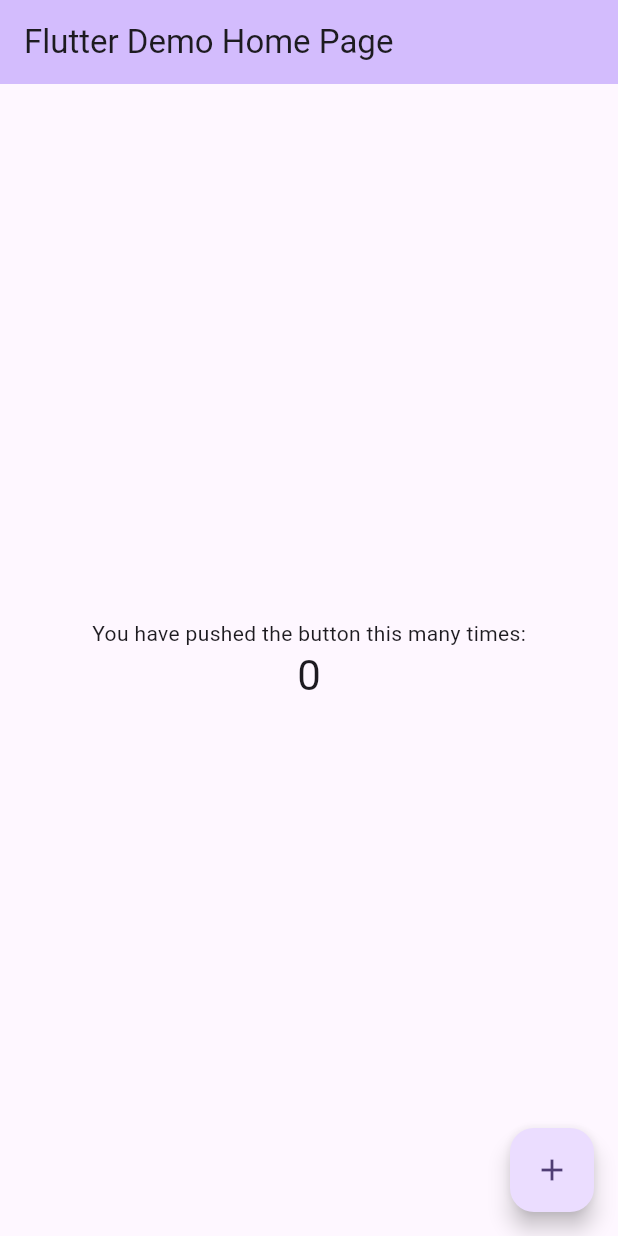
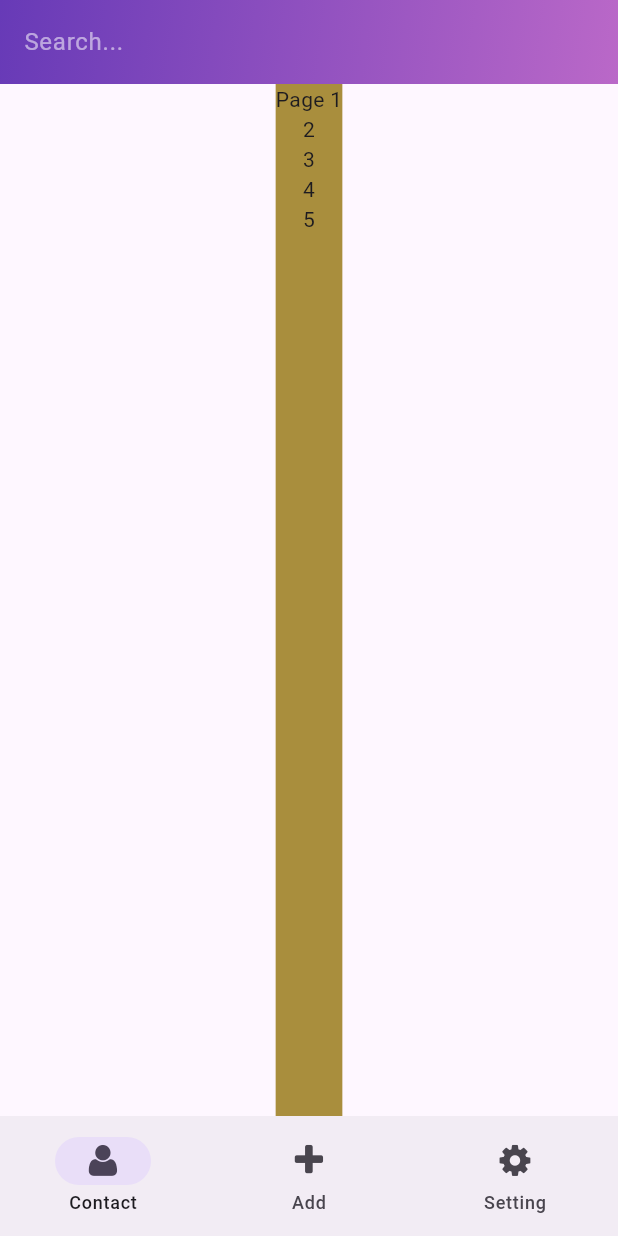
Before and after one commit to Raphael2b3/MyNetwork, a Flutter app: the screen it shows after launch, on a phone screen of 412 x 824 dp. Run offline on Flutter 3.47's test engine with Material 2 defaults, Android fonts, the light colour scheme and no system bars.

Commit message:
flutter first steps

```diff
--- /dev/null
+++ b/mynetworkapp/lib/components/contactpage.dart
@@ -0,0 +1,29 @@
+import 'package:flutter/material.dart';
+
+class Contactpage extends StatefulWidget {
+  const Contactpage({Key? key, this.name = "Empty"}) : super(key: key);
+
+  final String name;
+  @override
+  _ContactpageState createState() => _ContactpageState();
+}
+
+class _ContactpageState extends State<Contactpage> {
+  @override
+  Widget build(BuildContext context) {
+    return Center(
+      child: Container(
+        color: const Color.fromARGB(255, 169, 142, 61),
+        child: Column(
+          children: [
+            Text(widget.name),
+            const Text("2"),
+            const Text("3"),
+            const Text("4"),
+            const Text("5"),
+          ],
+        ),
+      ),
+    );
+  }
+}
--- /dev/null
+++ b/mynetworkapp/lib/components/mainpage.dart
@@ -0,0 +1,73 @@
+import 'package:flutter/material.dart';
+import 'package:mynetworkapp/components/contactpage.dart';
+import 'package:mynetworkapp/icons/myicons.dart';
+
+class Mainpage extends StatefulWidget {
+  const Mainpage({Key? key}) : super(key: key);
+
+  @override
+  _MainpageState createState() => _MainpageState();
+}
+
+class _MainpageState extends State<Mainpage> {
+  int pageindex = 0;
+  final pages = const [
+    Contactpage(
+      name: "Page 1",
+    ),
+    Contactpage(
+      name: "Page 2",
+    ),
+    Contactpage(
+      name: "Page 3",
+    ),
+  ];
+  final TextEditingController _searchController = TextEditingController();
+
+  @override
+  Widget build(BuildContext context) {
+    print("test2");
+    return Scaffold(
+      bottomNavigationBar: NavigationBar(
+        selectedIndex: pageindex,
+        onDestinationSelected: (value) {
+          setState(() {
+            pageindex = value;
+            print("test");
+          });
+        },
+        destinations: const [
+          NavigationDestination(icon: Icon(MyIcons.user), label: "Contact"),
+          NavigationDestination(icon: Icon(MyIcons.plus), label: "Add"),
+          NavigationDestination(icon: Icon(MyIcons.cog), label: "Setting")
+        ],
+        elevation: 10,
+      ),
+      body: pages[pageindex],
+      appBar: AppBar(
+        flexibleSpace: Container(
+          decoration: BoxDecoration(
+            gradient: LinearGradient(
+              colors: [Colors.deepPurple, Colors.purple.shade300],
+              begin: Alignment.topLeft,
+              end: Alignment.bottomRight,
+            ),
+          ),
+        ),
+        title: TextField(
+          controller: _searchController,
+          style: const TextStyle(color: Colors.white),
+          cursorColor: Colors.white,
+          decoration: const InputDecoration(
+            hintText: 'Search...',
+            hintStyle: TextStyle(color: Colors.white54),
+            border: InputBorder.none,
+          ),
+          onChanged: (value) {
+            // Perform search functionality here
+          },
+        ),
+      ),
+    );
+  }
+}
--- /dev/null
+++ b/mynetworkapp/lib/components/searchbar.dart
@@ -0,0 +1,15 @@
+import 'package:flutter/cupertino.dart';
+
+class Searchbar extends StatefulWidget {
+  const Searchbar({Key? key}) : super(key: key);
+
+  @override
+  _SearchbarState createState() => _SearchbarState();
+}
+
+class _SearchbarState extends State<Searchbar> {
+  @override
+  Widget build(BuildContext context) {
+    return Container();
+  }
+}
--- /dev/null
+++ b/mynetworkapp/lib/icons/config.json
@@ -0,0 +1,34 @@
+{
+  "name": "",
+  "css_prefix_text": "",
+  "css_use_suffix": false,
+  "hinting": true,
+  "units_per_em": 1000,
+  "ascent": 850,
+  "glyphs": [
+    {
+      "uid": "8b80d36d4ef43889db10bc1f0dc9a862",
+      "css": "user",
+      "code": 59392,
+      "src": "fontawesome"
+    },
+    {
+      "uid": "44e04715aecbca7f266a17d5a7863c68",
+      "css": "plus",
+      "code": 59393,
+      "src": "fontawesome"
+    },
+    {
+      "uid": "e99461abfef3923546da8d745372c995",
+      "css": "cog",
+      "code": 59394,
+      "src": "fontawesome"
+    },
+    {
+      "uid": "559647a6f430b3aeadbecd67194451dd",
+      "css": "menu",
+      "code": 61641,
+      "src": "fontawesome"
+    }
+  ]
+}
--- /dev/null
+++ b/mynetworkapp/lib/icons/myicons.dart
@@ -0,0 +1,36 @@
+/// Flutter icons MyFlutterApp
+/// Copyright (C) 2023 by original authors @ fluttericon.com, fontello.com
+/// This font was generated by FlutterIcon.com, which is derived from Fontello.
+///
+/// To use this font, place it in your fonts/ directory and include the
+/// following in your pubspec.yaml
+///
+/// flutter:
+///   fonts:
+///    - family:  MyFlutterApp
+///      fonts:
+///       - asset: fonts/MyFlutterApp.ttf
+///
+///
+/// * Font Awesome 4, Copyright (C) 2016 by Dave Gandy
+///         Author:    Dave Gandy
+///         License:   SIL ()
+///         Homepage:  http://fortawesome.github.com/Font-Awesome/
+///
+import 'package:flutter/widgets.dart';
+
+class MyIcons {
+  MyIcons._();
+
+  static const _kFontFam = 'MyFlutterApp';
+  static const String? _kFontPkg = null;
+
+  static const IconData user =
+      IconData(0xe800, fontFamily: _kFontFam, fontPackage: _kFontPkg);
+  static const IconData plus =
+      IconData(0xe801, fontFamily: _kFontFam, fontPackage: _kFontPkg);
+  static const IconData cog =
+      IconData(0xe802, fontFamily: _kFontFam, fontPackage: _kFontPkg);
+  static const IconData menu =
+      IconData(0xf0c9, fontFamily: _kFontFam, fontPackage: _kFontPkg);
+}
--- a/mynetworkapp/lib/main.dart
+++ b/mynetworkapp/lib/main.dart
@@ -1,4 +1,5 @@
 import 'package:flutter/material.dart';
+import 'package:mynetworkapp/components/mainpage.dart';
 
 void main() {
   runApp(const MyApp());
@@ -11,7 +12,7 @@ class MyApp extends StatelessWidget {
   @override
   Widget build(BuildContext context) {
     return MaterialApp(
-      title: 'Flutter Demo',
+      title: 'My Network',
       theme: ThemeData(
         // This is the theme of your application.
         //
@@ -31,95 +32,7 @@ class MyApp extends StatelessWidget {
         colorScheme: ColorScheme.fromSeed(seedColor: Colors.deepPurple),
         useMaterial3: true,
       ),
-      home: const MyHomePage(title: 'Flutter Demo Home Page'),
+      home: const Mainpage(),
     );
   }
 }
-
-class MyHomePage extends StatefulWidget {
-  const MyHomePage({super.key, required this.title});
-
-  // This widget is the home page of your application. It is stateful, meaning
-  // that it has a State object (defined below) that contains fields that affect
-  // how it looks.
-
-  // This class is the configuration for the state. It holds the values (in this
-  // case the title) provided by the parent (in this case the App widget) and
-  // used by the build method of the State. Fields in a Widget subclass are
-  // always marked "final".
-
-  final String title;
-
-  @override
-  State<MyHomePage> createState() => _MyHomePageState();
-}
-
-class _MyHomePageState extends State<MyHomePage> {
-  int _counter = 0;
-
-  void _incrementCounter() {
-    setState(() {
-      // This call to setState tells the Flutter framework that something has
-      // changed in this State, which causes it to rerun the build method below
-      // so that the display can reflect the updated values. If we changed
-      // _counter without calling setState(), then the build method would not be
-      // called again, and so nothing would appear to happen.
-      _counter++;
-    });
-  }
-
-  @override
-  Widget build(BuildContext context) {
-    // This method is rerun every time setState is called, for instance as done
-    // by the _incrementCounter method above.
-    //
-    // The Flutter framework has been optimized to make rerunning build methods
-    // fast, so that you can just rebuild anything that needs updating rather
-    // than having to individually change instances of widgets.
-    return Scaffold(
-      appBar: AppBar(
-        // TRY THIS: Try changing the color here to a specific color (to
-        // Colors.amber, perhaps?) and trigger a hot reload to see the AppBar
-        // change color while the other colors stay the same.
-        backgroundColor: Theme.of(context).colorScheme.inversePrimary,
-        // Here we take the value from the MyHomePage object that was created by
-        // the App.build method, and use it to set our appbar title.
-        title: Text(widget.title),
-      ),
-      body: Center(
-        // Center is a layout widget. It takes a single child and positions it
-        // in the middle of the parent.
-        child: Column(
-          // Column is also a layout widget. It takes a list of children and
-          // arranges them vertically. By default, it sizes itself to fit its
-          // children horizontally, and tries to be as tall as its parent.
-          //
-          // Column has various properties to control how it sizes itself and
-          // how it positions its children. Here we use mainAxisAlignment to
-          // center the children vertically; the main axis here is the vertical
-          // axis because Columns are vertical (the cross axis would be
-          // horizontal).
-          //
-          // TRY THIS: Invoke "debug painting" (choose the "Toggle Debug Paint"
-          // action in the IDE, or press "p" in the console), to see the
-          // wireframe for each widget.
-          mainAxisAlignment: MainAxisAlignment.center,
-          children: <Widget>[
-            const Text(
-              'You have pushed the button this many times:',
-            ),
-            Text(
-              '$_counter',
-              style: Theme.of(context).textTheme.headlineMedium,
-            ),
-          ],
-        ),
-      ),
-      floatingActionButton: FloatingActionButton(
-        onPressed: _incrementCounter,
-        tooltip: 'Increment',
-        child: const Icon(Icons.add),
-      ), // This trailing comma makes auto-formatting nicer for build methods.
-    );
-  }
-}
```
Also changed, not shown: mynetworkapp/pubspec.yaml (+6 -4 lines), mynetworkapp/lib/icons/fonts/MyFlutterApp.ttf (added).
